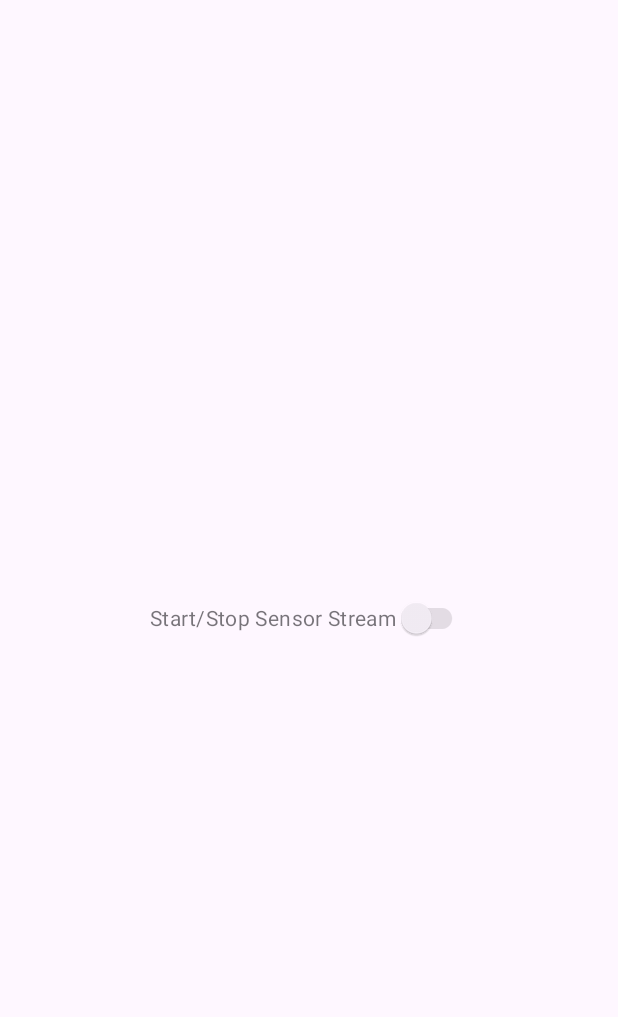
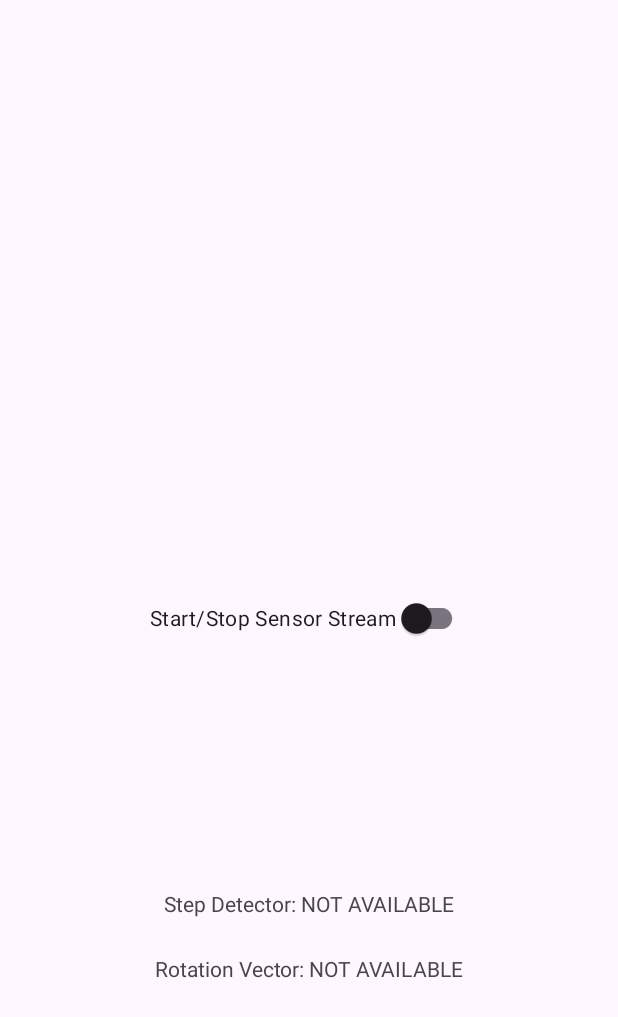
Before and after one commit to CarlKho-Minerva/v2_SilksongController_25TPE, an Android app: the screen it shows after launch (MainActivity), on a phone screen of 412 x 824 dp. Shown: the top 1017 px of the screen. Run offline under Robolectric (Android 15) with nearby library versions, the phone set to English and light mode, and no system bars.

Commit message:
feat: Add activity recognition permission and implement step detector functionality in MainActivity

```diff
--- a/Android/app/src/main/AndroidManifest.xml
+++ b/Android/app/src/main/AndroidManifest.xml
@@ -5,6 +5,9 @@
     <!-- Allows the app to create network sockets. -->
     <!-- [Citation: https://developer.android.com/training/basics/network-ops/connecting] -->
     <uses-permission android:name="android.permission.INTERNET" />
+
+    <!-- [Citation: https://developer.android.com/guide/topics/permissions/overview#normal-dangerous] -->
+    <uses-permission android:name="android.permission.ACTIVITY_RECOGNITION" />
 
     <application
         android:allowBackup="true"
--- a/Android/app/src/main/java/com/example/silksongmotioncontroller/MainActivity.kt
+++ b/Android/app/src/main/java/com/example/silksongmotioncontroller/MainActivity.kt
@@ -1,5 +1,7 @@
 package com.example.silksongmotioncontroller
 
+import android.Manifest // NEW: Import for permissions
+import android.content.pm.PackageManager
 import android.hardware.Sensor
 import android.hardware.SensorEvent
 import android.hardware.SensorEventListener
@@ -7,9 +9,10 @@ import android.hardware.SensorManager
 import androidx.appcompat.app.AppCompatActivity
 import android.os.Bundle
 import android.util.Log
-import android.widget.Switch
+import android.widget.TextView
 import android.widget.Toast
 import androidx.appcompat.widget.SwitchCompat
+import androidx.core.content.ContextCompat
 import androidx.lifecycle.lifecycleScope
 import kotlinx.coroutines.Dispatchers
 import kotlinx.coroutines.launch
@@ -21,73 +24,117 @@ class MainActivity : AppCompatActivity(), SensorEventListener {
 
     private lateinit var sensorManager: SensorManager
     private var rotationVectorSensor: Sensor? = null
+    private var stepDetectorSensor: Sensor? = null
 
-    private val MAC_IP_ADDRESS = "192.168.10.234" // CHANGE THIS
+    // --- NEW: Views for status feedback ---
+    private lateinit var rotationStatusView: TextView
+    private lateinit var stepStatusView: TextView
+
+    private val MAC_IP_ADDRESS = "192.168.10.234"
     private val UDP_PORT = 12345
+
+    // --- NEW: Constant for the permission request ---
+    private val ACTIVITY_RECOGNITION_REQUEST_CODE = 100
 
     override fun onCreate(savedInstanceState: Bundle?) {
         super.onCreate(savedInstanceState)
         setContentView(R.layout.activity_main)
 
         val streamSwitch: SwitchCompat = findViewById(R.id.switch_stream)
+        rotationStatusView = findViewById(R.id.tv_status_rotation) // Assuming you added this
+        stepStatusView = findViewById(R.id.tv_status_step)
 
         sensorManager = getSystemService(SENSOR_SERVICE) as SensorManager
+
+        // Initialize sensors, but don't use them yet
         rotationVectorSensor = sensorManager.getDefaultSensor(Sensor.TYPE_ROTATION_VECTOR)
+        stepDetectorSensor = sensorManager.getDefaultSensor(Sensor.TYPE_STEP_DETECTOR)
 
-        if (rotationVectorSensor == null) {
-            Toast.makeText(this, "Rotation Vector Sensor not available!", Toast.LENGTH_LONG).show()
-            streamSwitch.isEnabled = false
-        }
+        updateSensorStatusUI()
 
-        // --- MODIFIED: Logic is now tied to the switch's state change ---
         streamSwitch.setOnCheckedChangeListener { _, isChecked ->
             if (isChecked) {
-                // When switch is ON, start listening to the sensor
-                startStreaming()
+                // --- MODIFIED: Check permissions before starting ---
+                checkPermissionAndStartStreaming()
             } else {
-                // When switch is OFF, stop listening
                 stopStreaming()
             }
         }
     }
 
-    private fun startStreaming() {
-        // [Citation: https://developer.android.com/develop/sensors-and-location/sensors/sensors_overview#monitoring]
-        rotationVectorSensor?.let {
-            sensorManager.registerListener(this, it, SensorManager.SENSOR_DELAY_GAME)
-            Toast.makeText(this, "Streaming ON", Toast.LENGTH_SHORT).show()
+    private fun checkPermissionAndStartStreaming() {
+        // [Citation: https://developer.android.com/training/permissions/requesting]
+        if (ContextCompat.checkSelfPermission(this, Manifest.permission.ACTIVITY_RECOGNITION) == PackageManager.PERMISSION_GRANTED) {
+            // Permission is already granted, start streaming
+            startStreaming()
+        } else {
+            // Permission is not granted, request it from the user
+            requestPermissions(arrayOf(Manifest.permission.ACTIVITY_RECOGNITION), ACTIVITY_RECOGNITION_REQUEST_CODE)
         }
     }
 
+    // --- NEW: This function handles the result of the permission request ---
+    override fun onRequestPermissionsResult(requestCode: Int, permissions: Array<out String>, grantResults: IntArray) {
+        super.onRequestPermissionsResult(requestCode, permissions, grantResults)
+        if (requestCode == ACTIVITY_RECOGNITION_REQUEST_CODE) {
+            if ((grantResults.isNotEmpty() && grantResults[0] == PackageManager.PERMISSION_GRANTED)) {
+                // Permission was granted, now we can start streaming
+                startStreaming()
+            } else {
+                // Permission was denied. Inform the user and disable the switch.
+                Toast.makeText(this, "Permission denied. Step Detector will not work.", Toast.LENGTH_LONG).show()
+                findViewById<SwitchCompat>(R.id.switch_stream).isChecked = false
+                updateSensorStatusUI()
+            }
+        }
+    }
+
+    private fun updateSensorStatusUI() {
+        rotationStatusView.text = if (rotationVectorSensor != null) "Rotation Vector: Ready" else "Rotation Vector: NOT AVAILABLE"
+
+        val hasPermission = ContextCompat.checkSelfPermission(this, Manifest.permission.ACTIVITY_RECOGNITION) == PackageManager.PERMISSION_GRANTED
+        stepStatusView.text = when {
+            stepDetectorSensor == null -> "Step Detector: NOT AVAILABLE"
+            !hasPermission -> "Step Detector: PERMISSION NEEDED"
+            else -> "Step Detector: Ready"
+        }
+    }
+
+    private fun startStreaming() {
+        sensorManager.registerListener(this, rotationVectorSensor, SensorManager.SENSOR_DELAY_GAME)
+
+        // Only register the step detector if we have permission
+        if (ContextCompat.checkSelfPermission(this, Manifest.permission.ACTIVITY_RECOGNITION) == PackageManager.PERMISSION_GRANTED) {
+            sensorManager.registerListener(this, stepDetectorSensor, SensorManager.SENSOR_DELAY_NORMAL)
+        }
+
+        Toast.makeText(this, "Streaming ON", Toast.LENGTH_SHORT).show()
+    }
+
+    // The rest of the file remains largely the same
     private fun stopStreaming() {
-        // [Citation: https://developer.android.com/develop/sensors-and-location/sensors/sensors_overview#best-practices]
         sensorManager.unregisterListener(this)
         Toast.makeText(this, "Streaming OFF", Toast.LENGTH_SHORT).show()
     }
 
     override fun onAccuracyChanged(sensor: Sensor?, accuracy: Int) {}
 
-    // --- MODIFIED: This now sends data for EVERY event, without unregistering ---
     override fun onSensorChanged(event: SensorEvent?) {
-        if (event?.sensor?.type == Sensor.TYPE_ROTATION_VECTOR) {
-            val values = event.values
-            val jsonPayload = """
-                {
-                    "sensor": "rotation_vector",
-                    "timestamp_ns": ${event.timestamp},
-                    "values": {
-                        "x": ${values[0]},
-                        "y": ${values[1]},
-                        "z": ${values[2]},
-                        "w": ${values.getOrNull(3) ?: 0.0}
-                    }
-                }
-            """.trimIndent()
-
-            lifecycleScope.launch(Dispatchers.IO) {
-                sendUdpMessage(jsonPayload)
+        when (event?.sensor?.type) {
+            Sensor.TYPE_ROTATION_VECTOR -> {
+                val values = event.values
+                val jsonPayload = """{"sensor": "rotation_vector", "timestamp_ns": ${event.timestamp}, "values": {"x": ${values[0]}, "y": ${values[1]}, "z": ${values[2]}, "w": ${values.getOrNull(3) ?: 0.0}}}"""
+                sendData(jsonPayload)
+            }
+            Sensor.TYPE_STEP_DETECTOR -> {
+                val jsonPayload = """{"sensor": "step_detector", "timestamp_ns": ${event.timestamp}}"""
+                sendData(jsonPayload)
             }
         }
+    }
+
+    private fun sendData(jsonPayload: String) {
+        lifecycleScope.launch(Dispatchers.IO) { sendUdpMessage(jsonPayload) }
     }
 
     private fun sendUdpMessage(message: String) {
@@ -103,7 +150,6 @@ class MainActivity : AppCompatActivity(), SensorEventListener {
         }
     }
 
-    // Ensure we stop streaming if the app is paused
     override fun onPause() {
         super.onPause()
         stopStreaming()
--- a/Android/app/src/main/res/layout/activity_main.xml
+++ b/Android/app/src/main/res/layout/activity_main.xml
@@ -16,4 +16,25 @@
         app:layout_constraintEnd_toEndOf="parent"
         app:layout_constraintStart_toStartOf="parent"
         app:layout_constraintTop_toTopOf="parent" />
+
+    <TextView
+        android:id="@+id/tv_status_step"
+        android:layout_width="wrap_content"
+        android:layout_height="wrap_content"
+        android:text="Step Detector: Initializing..."
+        app:layout_constraintBottom_toBottomOf="parent"
+        app:layout_constraintEnd_toEndOf="parent"
+        app:layout_constraintStart_toStartOf="parent"
+        app:layout_constraintTop_toBottomOf="@+id/switch_stream"
+        app:layout_constraintVertical_bias="0.425" />
+
+    <TextView
+        android:id="@+id/tv_status_rotation"
+        android:layout_width="wrap_content"
+        android:layout_height="wrap_content"
+        app:layout_constraintBottom_toBottomOf="parent"
+        app:layout_constraintEnd_toEndOf="parent"
+        app:layout_constraintStart_toStartOf="parent"
+        app:layout_constraintTop_toTopOf="parent"
+        app:layout_constraintVertical_bias="0.79" />
 </androidx.constraintlayout.widget.ConstraintLayout>
```
Also changed, not shown: 2 other files.
